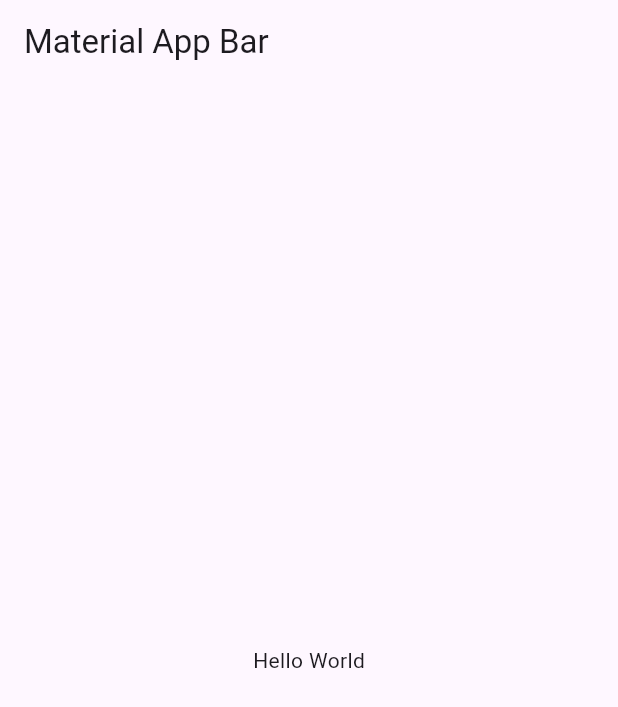
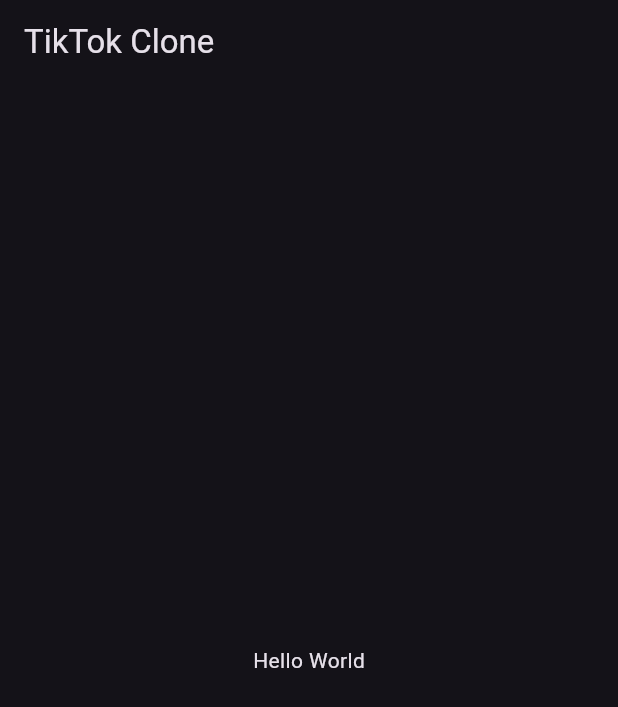
Before and after one commit to kcire42/Tiktok, a Flutter app: the screen it shows after launch, on a phone screen of 412 x 824 dp. Shown: the top 707 px of the screen. Run offline on Flutter 3.47's test engine with Material 3 defaults, Android fonts, the phone set to English and light mode, and no system bars.

Commit message:
create dir and upload info

```diff
--- a/lib/config/theme/app_theme.dart
+++ b/lib/config/theme/app_theme.dart
@@ -1 +1,9 @@
-class AppTheme {}
+import 'package:flutter/material.dart';
+
+class AppTheme {
+  ThemeData getTheme() =>
+      ThemeData(
+        useMaterial3: true,
+        brightness: Brightness.dark,
+      );
+}
--- a/lib/main.dart
+++ b/lib/main.dart
@@ -1,4 +1,5 @@
 import 'package:flutter/material.dart';
+import 'package:tiktok/config/theme/app_theme.dart';
 
 void main() => runApp(const MyApp());
 
@@ -8,9 +9,11 @@ class MyApp extends StatelessWidget {
   @override
   Widget build(BuildContext context) {
     return MaterialApp(
-      title: 'Material App',
+      title: 'TikTok Clone',
+      debugShowCheckedModeBanner: false,
+      theme: AppTheme().getTheme(),
       home: Scaffold(
-        appBar: AppBar(title: const Text('Material App Bar')),
+        appBar: AppBar(title: const Text('TikTok Clone')),
         body: const Center(child: Text('Hello World')),
       ),
     );
--- a/pubspec.yaml
+++ b/pubspec.yaml
@@ -58,8 +58,8 @@ flutter:
   uses-material-design: true
 
   # To add assets to your application, add an assets section, like this:
-  # assets:
-  #   - images/a_dot_burr.jpeg
+  assets:
+    - assets/videos/
   #   - images/a_dot_ham.jpeg
 
   # An image asset can refer to one or more resolution-specific "variants", see
```
Also changed, not shown: lib/domain/entities/video_post.dart (added, +16 -0 lines), lib/shared/data/local_video_posts.dart (added, +52 -0 lines).
